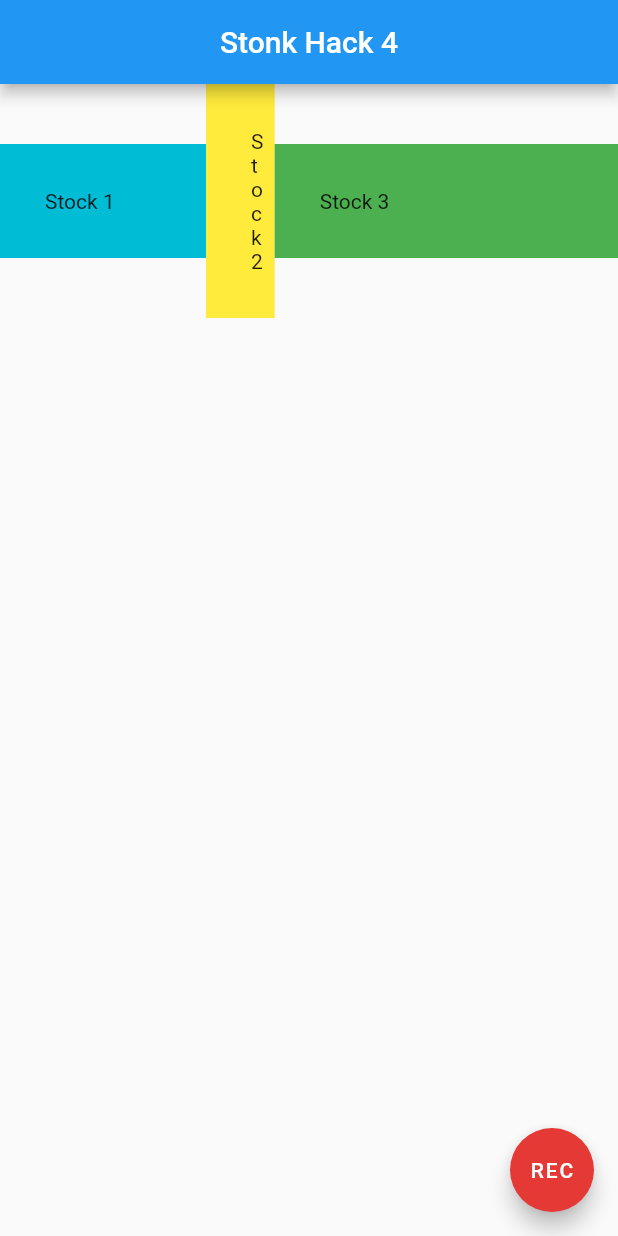
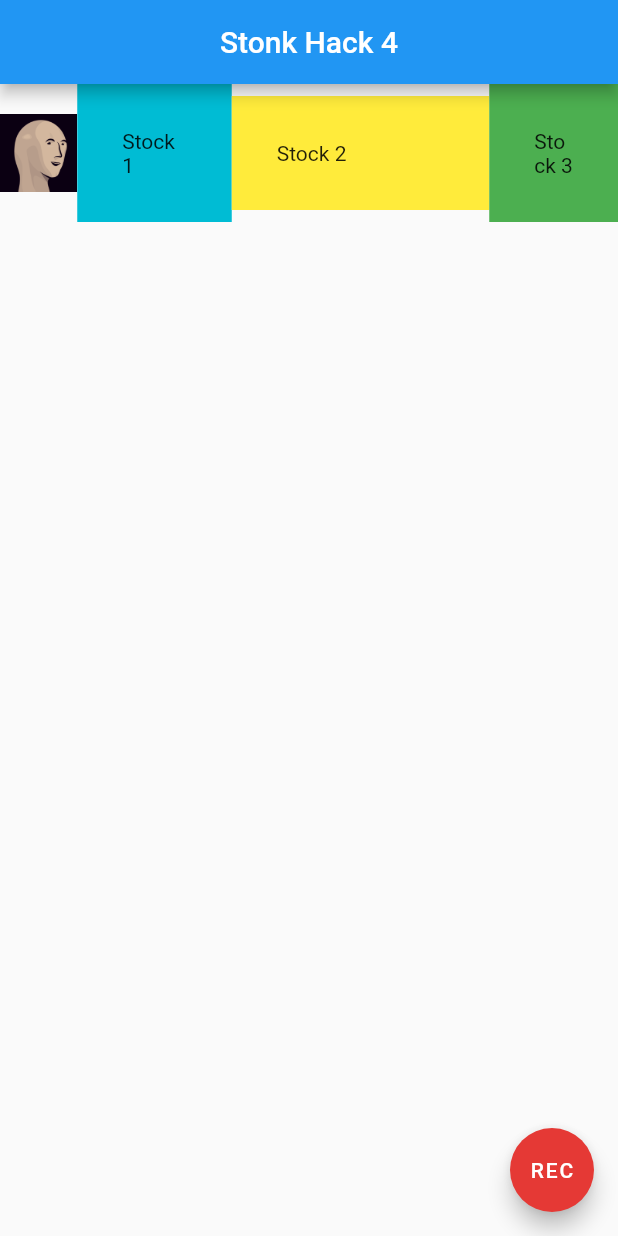
Before and after one commit to MithraPerera/uOttahack-Stonk_Hack, a Flutter app: the screen it shows after launch, on a phone screen of 412 x 824 dp. Run offline on Flutter 3.47's test engine with Material 2 defaults, Android fonts, the phone set to English and light mode, and no system bars.

Commit message:
add stonk image

```diff
--- a/frontend/stonk_hack_flutter/lib/main.dart
+++ b/frontend/stonk_hack_flutter/lib/main.dart
@@ -16,7 +16,11 @@ class Home extends StatelessWidget {
       body: Row(
         children: <Widget>[
           Expanded(
+            child: Image.asset('assets/5843.png'),
             flex: 3,
+          ),
+          Expanded(
+            flex: 6,
             child: Container(
               padding: EdgeInsets.all(30.0),
               color: Colors.cyan,
@@ -24,7 +28,7 @@ class Home extends StatelessWidget {
             ),
           ),
           Expanded(
-            flex: 1,
+            flex: 10,
             child: Container(
               padding: EdgeInsets.all(30.0),
               color: Colors.yellow,
--- a/frontend/stonk_hack_flutter/pubspec.yaml
+++ b/frontend/stonk_hack_flutter/pubspec.yaml
@@ -47,9 +47,8 @@ flutter:
   uses-material-design: true
 
   # To add assets to your application, add an assets section, like this:
-  # assets:
-  #   - images/a_dot_burr.jpeg
-  #   - images/a_dot_ham.jpeg
+  assets:
+    - assets/5843.png
 
   # An image asset can refer to one or more resolution-specific "variants", see
   # https://flutter.dev/assets-and-images/#resolution-aware.
```
Also changed, not shown: frontend/stonk_hack_flutter/assets/5843.png (added).
